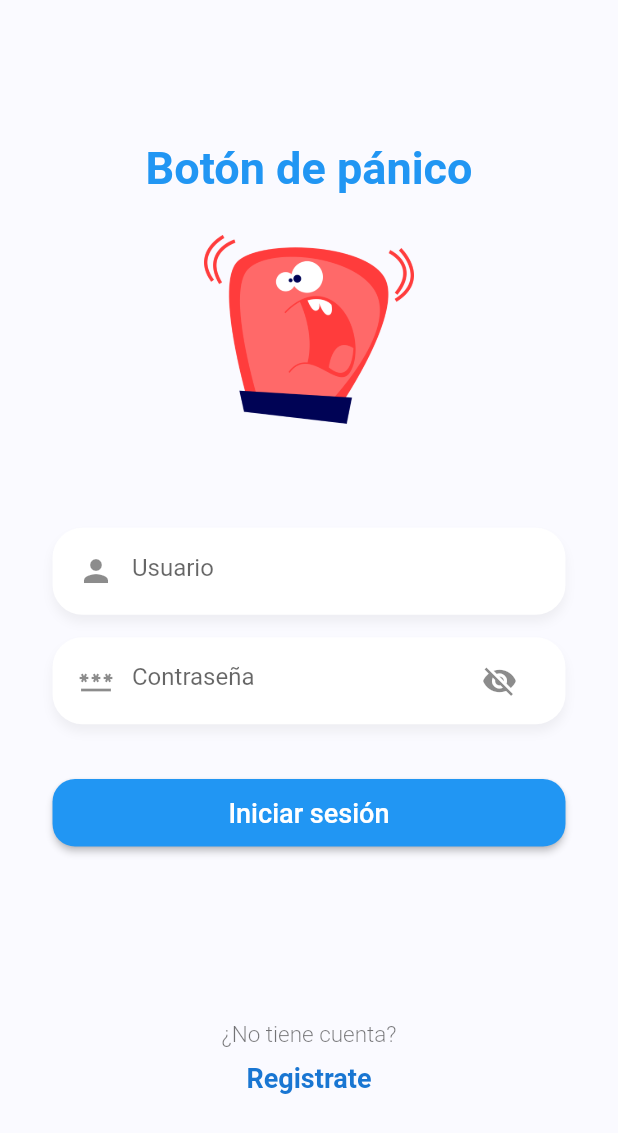
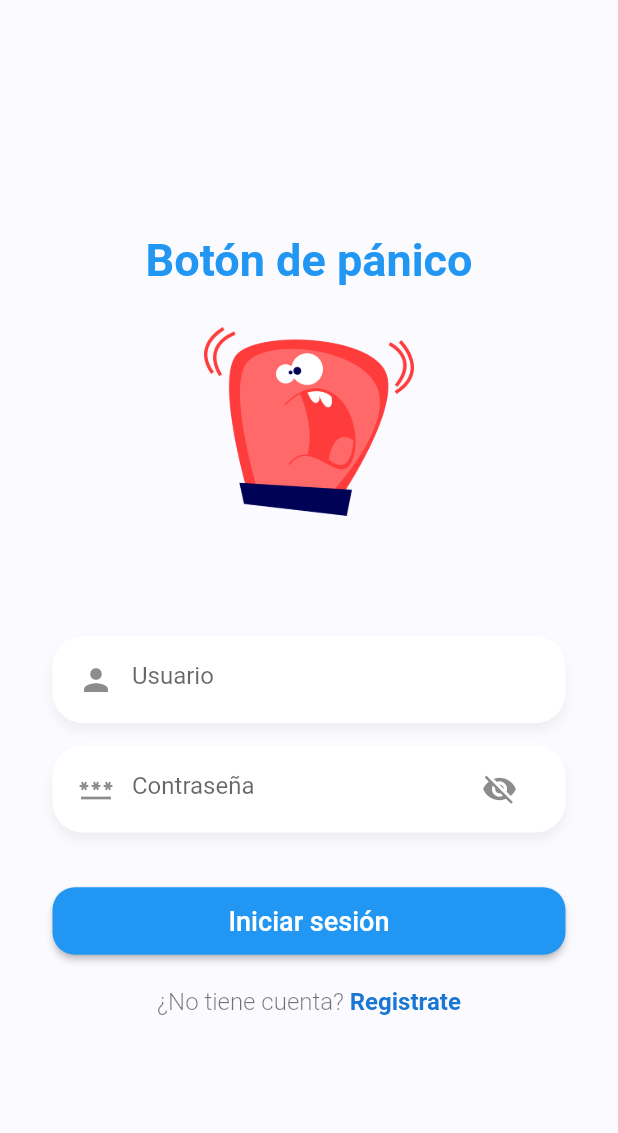
Before and after one commit to DolphH12/panic_button, a Flutter app: the screen it shows after launch, on a phone screen of 412 x 824 dp. Shown: the top 1133 px of the screen. Run offline on Flutter 3.47's test engine with Material 2 defaults, Android fonts, the phone set to English and light mode, and no system bars; drawn by our look-alikes of flutter_progress_hud; our stand-ins replace animate_do, audioplayers, flutter_colorpicker, geolocator, image_picker, internet_connection_checker and 2 more; missing offline and left inert: flutter_android_volume_keydown, flutter_background, numeric_keyboard, record_mp3; accounts and stored records are empty; statements that could not run were skipped.

Commit message:
Union de repo en local

```diff
--- a/lib/pages/home_page.dart
+++ b/lib/pages/home_page.dart
@@ -269,7 +269,7 @@ class ButtonPanicWidget extends StatelessWidget {
               const Padding(
                 padding: EdgeInsets.symmetric(horizontal: 50),
                 child: Text(
-                  "Presiona en caso de emergencia.",
+                  "Presione en caso de emergencia.",
                   textAlign: TextAlign.center,
                   style: TextStyle(
                       color: Colors.black54,
--- a/lib/pages/login_page.dart
+++ b/lib/pages/login_page.dart
@@ -40,11 +40,7 @@ class _LoginPageState extends State<LoginPage> {
                         _tituloPage(),
                         const _Form(),
                         const SizedBox(
-                          height: 10,
-                        ),
-                        _labelLogin(),
-                        const SizedBox(
-                          height: 10,
+                          height: 1,
                         ),
                       ],
                     ),
@@ -79,32 +75,8 @@ class _LoginPageState extends State<LoginPage> {
         ) ??
         false; //if showDialouge had returned null, then return false
   }
-  Widget _labelLogin() {
-    return Column(
-      children: [
-        const Text(
-          "¿No tiene cuenta?",
-          style: TextStyle(
-              color: Colors.black54, fontSize: 15, fontWeight: FontWeight.w300),
-        ),
-        const SizedBox(
-          height: 10,
-        ),
-        GestureDetector(
-          onTap: () {
-            Navigator.pushNamed(context, "register");
-          },
-          child: Text(
-            "Registrate",
-            style: TextStyle(
-                color: Theme.of(context).primaryColorDark,
-                fontSize: 18,
-                fontWeight: FontWeight.bold),
-          ),
-        ),
-      ],
-    );
-  }
+
+
 
   Widget _tituloPage() {
     return Column(
@@ -147,10 +119,39 @@ class __FormState extends State<_Form> {
   UsuarioService usuarioService = UsuarioService();
   PreferenciasUsuario prefs = PreferenciasUsuario();
 
+
+   Widget _labelLogin() {
+    return Row(
+      mainAxisAlignment: MainAxisAlignment.center,
+      children: [
+        const Text(
+          "¿No tiene cuenta? ",
+          style: TextStyle(
+              color: Colors.black54, fontSize: 16, fontWeight: FontWeight.w300),
+        ),
+        const SizedBox(
+          height: 10,
+        ),
+        GestureDetector(
+          onTap: () {
+            Navigator.pushNamed(context, "register");
+          },
+          child: Text(
+            "Registrate",
+            style: TextStyle(
+                color: Theme.of(context).primaryColorDark,
+                fontSize: 16,
+                fontWeight: FontWeight.bold),
+          ),
+        ),
+      ],
+    );
+  }
+
+
   @override
   Widget build(BuildContext context) {
     return Container(
-      margin: const EdgeInsets.only(top: 20),
       padding: const EdgeInsets.symmetric(horizontal: 35),
       child: Column(
         children: [
@@ -183,6 +184,7 @@ class __FormState extends State<_Form> {
           const SizedBox(
             height: 20,
           ),
+          _labelLogin(),
         ],
       ),
     );
--- a/lib/routes/routes.dart
+++ b/lib/routes/routes.dart
@@ -27,7 +27,7 @@ final Map<String, Widget Function(BuildContext)> appRoutes = {
   'selectEmergency': (_) => const ButtonsPage(),
   'information': (_) => const InformationPage(),
   'profile': (_) => const ProfilePage(),
-  'contacts': (_) => const SeeContactPage(),
+  'contacts': (_) => SeeContactPage(),
   'add': (_) => const AddContactPage(),
   'config': (_) => const ConfigurationPage(),
   'internet': (_) => const InternetFailedPage(),
--- a/lib/utils/utils.dart
+++ b/lib/utils/utils.dart
@@ -27,7 +27,7 @@ void mensajeInfo(BuildContext context, String titulo, String mensaje) {
       builder: (context) {
         return AlertDialog(
           title: Text(titulo),
-          content: Text(mensaje),
+          content: mensaje!="" ?Text(mensaje): null,
         );
       });
 }
--- a/lib/widgets/profile_campo_widget.dart
+++ b/lib/widgets/profile_campo_widget.dart
@@ -17,7 +17,7 @@ class ProfileCampoWidget extends StatelessWidget {
           margin: const EdgeInsets.only(bottom: 15),
           decoration: BoxDecoration(
               color: Colors.white,
-              borderRadius: BorderRadius.circular(20),
+              borderRadius: BorderRadius.circular(10),
               boxShadow: [
                 BoxShadow(
                     color: Colors.black.withOpacity(0.1),
```
Also changed, not shown: lib/pages/configuration_page.dart (+5 -2 lines), lib/pages/contactos/ver_contactos_page.dart (+8 -3 lines), lib/pages/information_page.dart (+2 -8 lines), lib/pages/profile_page.dart (+18 -15 lines), lib/utils/preferencias_app.dart (+17 -0 lines).
